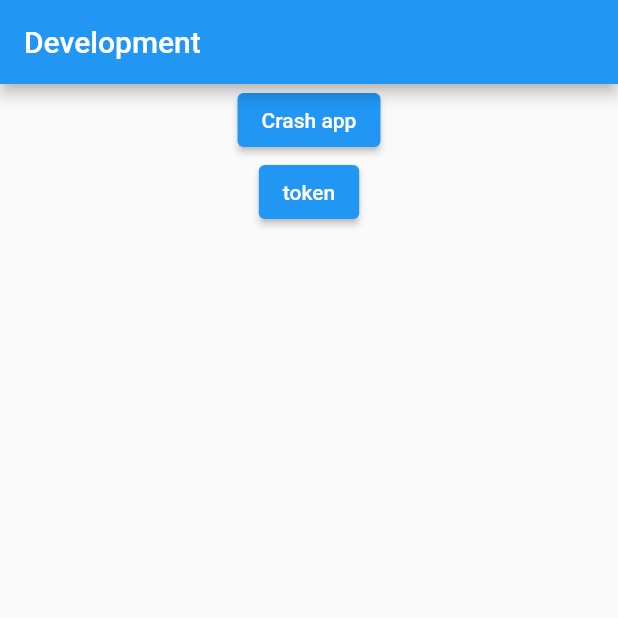
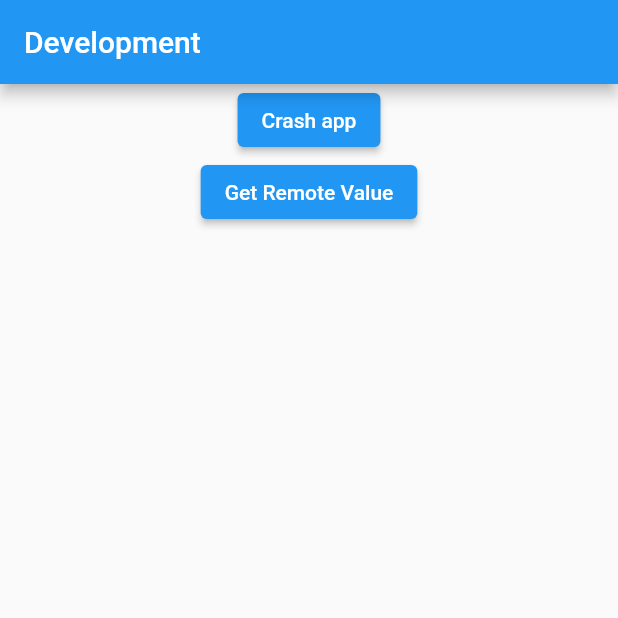
Before and after one commit to AzamNoor123/fluter_flavors_and_Firebase_remote-configration, a Flutter app: the screen it shows after launch, on a phone screen of 412 x 824 dp, the top half of it. Run offline on Flutter 3.47's test engine with Material 2 defaults, Android fonts, the phone set to English and light mode, and no system bars; our stand-ins replace firebase_core, firebase_crashlytics, firebase_messaging, flutter_bloc, flutter_local_notifications; accounts and stored records are empty.

Commit message:
task 6 done

```diff
--- a/lib/helper/stringResources.dart
+++ b/lib/helper/stringResources.dart
@@ -1,5 +1,6 @@
 class StringResources {
   static String TITLE = 'task6 flutter flavours';
   static String CRASH_BTN = 'Crash app';
-  static String TOKEN_BTN = "token";
+  static String TOKEN_BTN = "Get Remote Value";
+  static double twenty = 20.0;
 }
```
